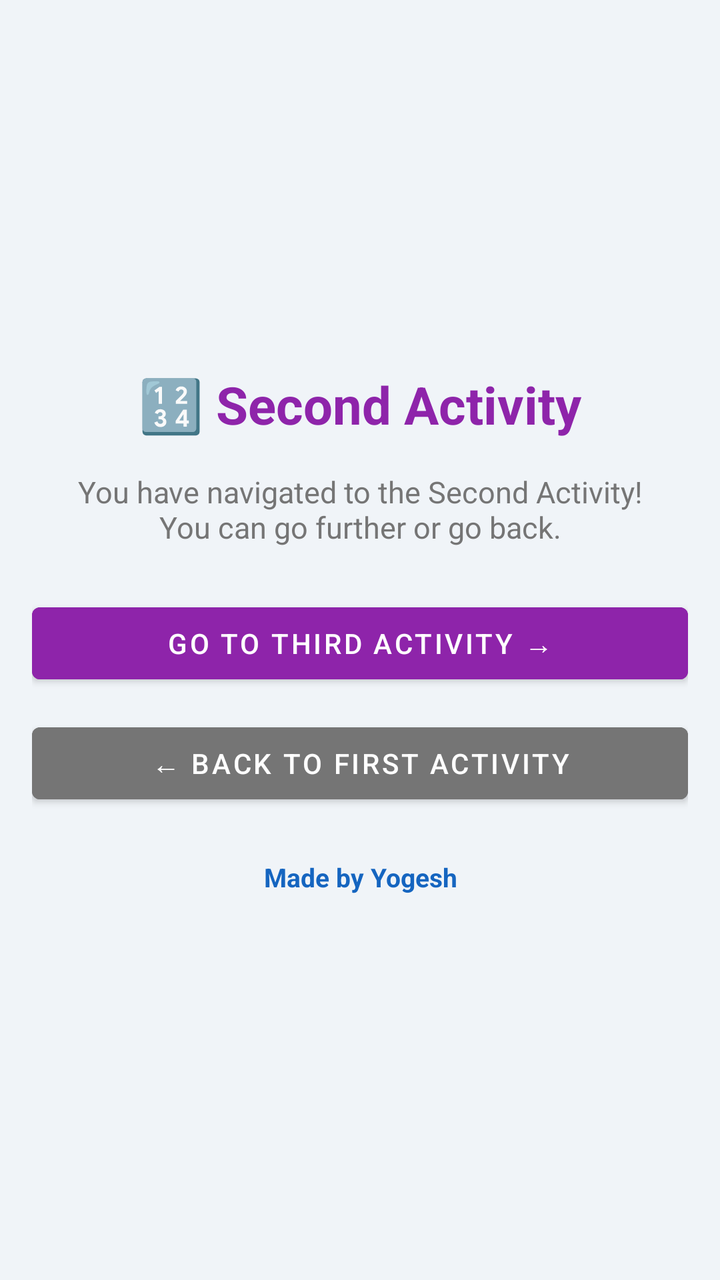
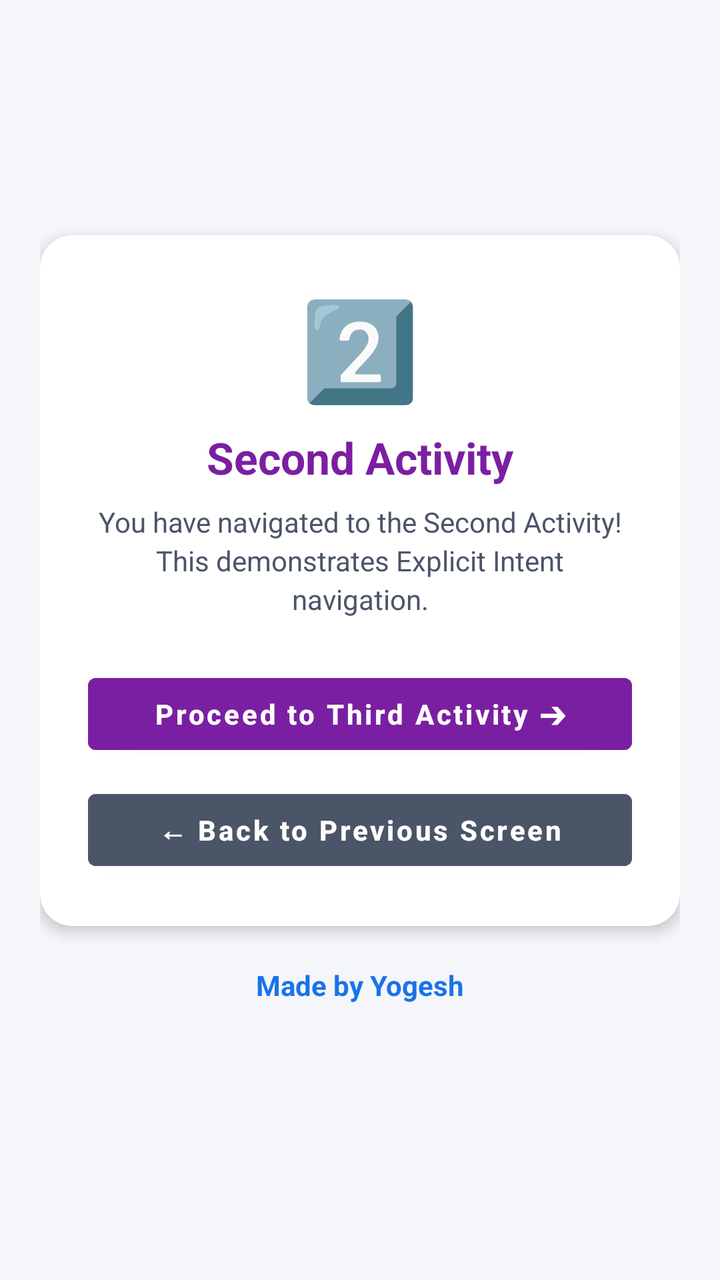

Before-and-after screenshots of an Android layout around one commit, followed by the original layout XML and the change that was made.
<!-- AndroidManifest.xml: application theme Theme.AndroidLabPracticals -->
<!-- res/layout/activity_second.xml -->
<?xml version="1.0" encoding="utf-8"?>
<LinearLayout xmlns:android="http://schemas.android.com/apk/res/android"
    xmlns:app="http://schemas.android.com/apk/res-auto"
    android:layout_width="match_parent"
    android:layout_height="match_parent"
    android:orientation="vertical"
    android:background="@color/dashboard_bg"
    android:padding="16dp"
    android:gravity="center">

    <TextView
        android:layout_width="wrap_content"
        android:layout_height="wrap_content"
        android:text="🔢 Second Activity"
        android:textSize="26sp"
        android:textStyle="bold"
        android:textColor="@color/p4_color"
        android:padding="16dp" />

    <TextView
        android:layout_width="wrap_content"
        android:layout_height="wrap_content"
        android:text="You have navigated to the Second Activity!\nYou can go further or go back."
        android:textSize="15sp"
        android:textColor="@color/text_secondary"
        android:gravity="center"
        android:layout_marginBottom="24dp" />

    <Button
        android:id="@+id/btn_to_third"
        android:layout_width="match_parent"
        android:layout_height="wrap_content"
        android:text="Go to Third Activity →"
        android:backgroundTint="@color/p4_color"
        android:layout_marginBottom="12dp" />

    <Button
        android:id="@+id/btn_back_first"
        android:layout_width="match_parent"
        android:layout_height="wrap_content"
        android:text="← Back to First Activity"
        android:backgroundTint="@color/text_secondary" />

    <TextView
        android:layout_width="match_parent"
        android:layout_height="wrap_content"
        android:text="Made by Yogesh"
        android:textColor="@color/colorPrimary"
        android:textSize="13sp"
        android:textStyle="bold"
        android:gravity="center"
        android:padding="24dp" />

</LinearLayout>
<!-- resources referenced by this layout -->
<resources>
  <color name="colorPrimary">#1565C0</color>
  <color name="dashboard_bg">#F0F4F8</color>
  <color name="p4_color">#8E24AA</color>
  <color name="text_secondary">#757575</color>
  <style name="Theme.AndroidLabPracticals" parent="Theme.MaterialComponents.DayNight.DarkActionBar">
          <item name="colorPrimary">@color/colorPrimary</item>
          <item name="colorPrimaryVariant">@color/colorPrimaryDark</item>
          <item name="colorOnPrimary">@color/white</item>
          <item name="colorSecondary">@color/colorAccent</item>
          <item name="colorOnSecondary">@color/white</item>
          <item name="android:statusBarColor">@color/colorPrimaryDark</item>
      </style>
  <color name="colorPrimaryDark">#0D47A1</color>
  <color name="white">#FFFFFF</color>
  <color name="colorAccent">#FF6F00</color>
</resources>

<!-- the commit's change to res/layout/activity_second.xml (unified diff, before → after) -->
@@ -5,50 +5,81 @@
     android:layout_height="match_parent"
     android:orientation="vertical"
     android:background="@color/dashboard_bg"
-    android:padding="16dp"
+    android:padding="20dp"
     android:gravity="center">
 
-    <TextView
-        android:layout_width="wrap_content"
-        android:layout_height="wrap_content"
-        android:text="🔢 Second Activity"
-        android:textSize="26sp"
-        android:textStyle="bold"
-        android:textColor="@color/p4_color"
-        android:padding="16dp" />
-
-    <TextView
-        android:layout_width="wrap_content"
-        android:layout_height="wrap_content"
-        android:text="You have navigated to the Second Activity!\nYou can go further or go back."
-        android:textSize="15sp"
-        android:textColor="@color/text_secondary"
-        android:gravity="center"
-        android:layout_marginBottom="24dp" />
-
-    <Button
-        android:id="@+id/btn_to_third"
+    <androidx.cardview.widget.CardView
         android:layout_width="match_parent"
         android:layout_height="wrap_content"
-        android:text="Go to Third Activity →"
-        android:backgroundTint="@color/p4_color"
-        android:layout_marginBottom="12dp" />
+        app:cardCornerRadius="16dp"
+        app:cardElevation="4dp"
+        app:cardBackgroundColor="@color/card_bg">
 
-    <Button
-        android:id="@+id/btn_back_first"
-        android:layout_width="match_parent"
-        android:layout_height="wrap_content"
-        android:text="← Back to First Activity"
-        android:backgroundTint="@color/text_secondary" />
+        <LinearLayout
+            android:layout_width="match_parent"
+            android:layout_height="wrap_content"
+            android:orientation="vertical"
+            android:padding="24dp"
+            android:gravity="center">
+
+            <TextView
+                android:layout_width="wrap_content"
+                android:layout_height="wrap_content"
+                android:text="2️⃣"
+                android:textSize="48sp" />
+
+            <TextView
+                android:layout_width="wrap_content"
+                android:layout_height="wrap_content"
+                android:text="Second Activity"
+                android:textSize="22sp"
+                android:textStyle="bold"
+                android:textColor="@color/p4_color"
+                android:layout_marginTop="8dp" />
+
+            <TextView
+                android:layout_width="wrap_content"
+                android:layout_height="wrap_content"
+                android:text="You have navigated to the Second Activity!\nThis demonstrates Explicit Intent navigation."
+                android:textSize="14sp"
+                android:textColor="@color/text_secondary"
+                android:gravity="center"
+                android:lineSpacingExtra="3dp"
+                android:layout_marginTop="8dp"
+                android:layout_marginBottom="24dp" />
+
+            <Button
+                android:id="@+id/btn_to_third"
+                android:layout_width="match_parent"
+                android:layout_height="wrap_content"
+                android:text="Proceed to Third Activity ➔"
+                android:textAllCaps="false"
+                android:textStyle="bold"
+                android:textColor="@color/white"
+                android:backgroundTint="@color/p4_color"
+                android:layout_marginBottom="10dp" />
+
+            <Button
+                android:id="@+id/btn_back_first"
+                android:layout_width="match_parent"
+                android:layout_height="wrap_content"
+                android:text="← Back to Previous Screen"
+                android:textAllCaps="false"
+                android:textStyle="bold"
+                android:textColor="@color/white"
+                android:backgroundTint="@color/text_secondary" />
+
+        </LinearLayout>
+    </androidx.cardview.widget.CardView>
 
     <TextView
         android:layout_width="match_parent"
         android:layout_height="wrap_content"
         android:text="Made by Yogesh"
         android:textColor="@color/colorPrimary"
-        android:textSize="13sp"
+        android:textSize="14sp"
         android:textStyle="bold"
         android:gravity="center"
-        android:padding="24dp" />
+        android:padding="20dp" />
 
 </LinearLayout>
<!-- resource entries referenced after the edit -->
@@ -1,19 +1,37 @@
 <!-- resources referenced by this layout -->
 <resources>
-  <color name="colorPrimary">#1565C0</color>
-  <color name="dashboard_bg">#F0F4F8</color>
-  <color name="p4_color">#8E24AA</color>
-  <color name="text_secondary">#757575</color>
-  <style name="Theme.AndroidLabPracticals" parent="Theme.MaterialComponents.DayNight.DarkActionBar">
+  <color name="card_bg">#FFFFFF</color>
+  <color name="colorPrimary">#1A73E8</color>
+  <color name="dashboard_bg">#F4F6F9</color>
+  <color name="p4_color">#7B1FA2</color>
+  <color name="text_secondary">#4A5568</color>
+  <style name="Theme.AndroidLabPracticals" parent="Theme.MaterialComponents.Light.DarkActionBar">
+          
           <item name="colorPrimary">@color/colorPrimary</item>
           <item name="colorPrimaryVariant">@color/colorPrimaryDark</item>
           <item name="colorOnPrimary">@color/white</item>
+          
           <item name="colorSecondary">@color/colorAccent</item>
           <item name="colorOnSecondary">@color/white</item>
+          
           <item name="android:statusBarColor">@color/colorPrimaryDark</item>
+  
+          
+          <item name="android:textColor">@color/text_primary</item>
+          <item name="android:textColorPrimary">@color/text_primary</item>
+          <item name="android:textColorSecondary">@color/text_secondary</item>
+          <item name="android:editTextColor">@color/text_primary</item>
+          <item name="android:textColorHint">@color/text_hint</item>
+  
+          
+          <item name="android:windowBackground">@color/dashboard_bg</item>
+          <item name="colorSurface">@color/card_bg</item>
+          <item name="colorOnSurface">@color/text_primary</item>
       </style>
-  <color name="colorPrimaryDark">#0D47A1</color>
+  <color name="colorPrimaryDark">#1557B0</color>
   <color name="white">#FFFFFF</color>
-  <color name="colorAccent">#FF6F00</color>
+  <color name="colorAccent">#FF6D00</color>
+  <color name="text_primary">#1A1A1A</color>
+  <color name="text_hint">#718096</color>
 </resources>
 
